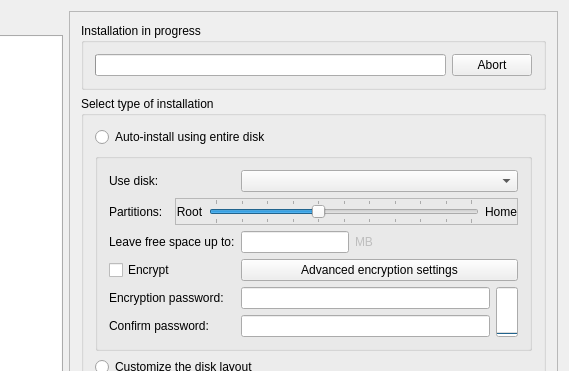
This is meinstall.ui in gazelle-installer/gazelle-installer as Qt 5 draws it before an edit; both pictures show x 131 to 700 and y 0 to 371 of the 700 by 500 pixel window. The edited form follows.
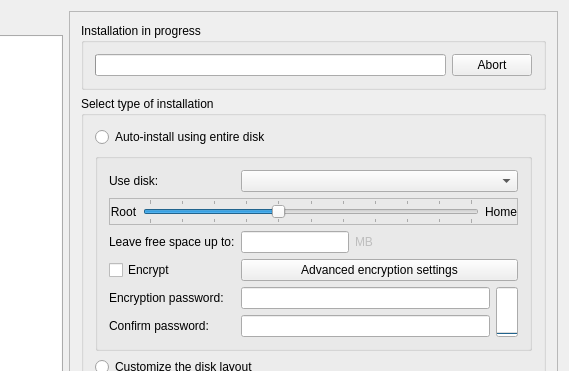
This is the edited form. The open tabs and pages were chosen to show the change. Icons and pictures are not drawn. Custom widgets are drawn as their Qt base class.

Commit message: Give the slider more room by removing the "Partitions" label.

```diff
--- a/meinstall.ui
+++ b/meinstall.ui
@@ -418,81 +418,6 @@
                   </property>
                  </widget>
                 </item>
-                <item row="1" column="1" colspan="6">
-                 <widget class="QFrame" name="frameSliderPart">
-                  <property name="frameShape">
-                   <enum>QFrame::StyledPanel</enum>
-                  </property>
-                  <property name="frameShadow">
-                   <enum>QFrame::Sunken</enum>
-                  </property>
-                  <layout class="QHBoxLayout" name="horizontalLayout_4">
-                   <property name="leftMargin">
-                    <number>0</number>
-                   </property>
-                   <property name="topMargin">
-                    <number>0</number>
-                   </property>
-                   <property name="rightMargin">
-                    <number>0</number>
-                   </property>
-                   <property name="bottomMargin">
-                    <number>0</number>
-                   </property>
-                   <item>
-                    <widget class="QLabel" name="labelSliderRoot">
-                     <property name="sizePolicy">
-                      <sizepolicy hsizetype="Fixed" vsizetype="Preferred">
-                       <horstretch>0</horstretch>
-                       <verstretch>0</verstretch>
-                      </sizepolicy>
-                     </property>
-                     <property name="text">
-                      <string>Root</string>
-                     </property>
-                     <property name="alignment">
-                      <set>Qt::AlignCenter</set>
-                     </property>
-                    </widget>
-                   </item>
-                   <item>
-                    <widget class="QSlider" name="sliderPart">
-                     <property name="maximum">
-                      <number>100</number>
-                     </property>
-                     <property name="sliderPosition">
-                      <number>40</number>
-                     </property>
-                     <property name="orientation">
-                      <enum>Qt::Horizontal</enum>
-                     </property>
-                     <property name="tickPosition">
-                      <enum>QSlider::TicksBothSides</enum>
-                     </property>
-                     <property name="tickInterval">
-                      <number>10</number>
-                     </property>
-                    </widget>
-                   </item>
-                   <item>
-                    <widget class="QLabel" name="labelSliderHome">
-                     <property name="sizePolicy">
-                      <sizepolicy hsizetype="Fixed" vsizetype="Preferred">
-                       <horstretch>0</horstretch>
-                       <verstretch>0</verstretch>
-                      </sizepolicy>
-                     </property>
-                     <property name="text">
-                      <string>Home</string>
-                     </property>
-                     <property name="alignment">
-                      <set>Qt::AlignCenter</set>
-                     </property>
-                    </widget>
-                   </item>
-                  </layout>
-                 </widget>
-                </item>
                 <item row="3" column="2" colspan="5">
                  <widget class="QPushButton" name="buttonAdvancedFDE">
                   <property name="enabled">
@@ -632,13 +557,6 @@
                   </property>
                  </widget>
                 </item>
-                <item row="1" column="0">
-                 <widget class="QLabel" name="labelSliderPart">
-                  <property name="text">
-                   <string>Partitions:</string>
-                  </property>
-                 </widget>
-                </item>
                 <item row="4" column="0" colspan="2">
                  <widget class="QLabel" name="labelFDEpass">
                   <property name="text">
@@ -646,6 +564,81 @@
                   </property>
                  </widget>
                 </item>
+                <item row="1" column="0" colspan="7">
+                 <widget class="QFrame" name="frameSliderPart">
+                  <property name="frameShape">
+                   <enum>QFrame::StyledPanel</enum>
+                  </property>
+                  <property name="frameShadow">
+                   <enum>QFrame::Sunken</enum>
+                  </property>
+                  <layout class="QHBoxLayout" name="horizontalLayout_4">
+                   <property name="leftMargin">
+                    <number>0</number>
+                   </property>
+                   <property name="topMargin">
+                    <number>0</number>
+                   </property>
+                   <property name="rightMargin">
+                    <number>0</number>
+                   </property>
+                   <property name="bottomMargin">
+                    <number>0</number>
+                   </property>
+                   <item>
+                    <widget class="QLabel" name="labelSliderRoot">
+                     <property name="sizePolicy">
+                      <sizepolicy hsizetype="Fixed" vsizetype="Preferred">
+                       <horstretch>0</horstretch>
+                       <verstretch>0</verstretch>
+                      </sizepolicy>
+                     </property>
+                     <property name="text">
+                      <string>Root</string>
+                     </property>
+                     <property name="alignment">
+                      <set>Qt::AlignCenter</set>
+                     </property>
+                    </widget>
+                   </item>
+                   <item>
+                    <widget class="QSlider" name="sliderPart">
+                     <property name="maximum">
+                      <number>100</number>
+                     </property>
+                     <property name="sliderPosition">
+                      <number>40</number>
+                     </property>
+                     <property name="orientation">
+                      <enum>Qt::Horizontal</enum>
+                     </property>
+                     <property name="tickPosition">
+                      <enum>QSlider::TicksBothSides</enum>
+                     </property>
+                     <property name="tickInterval">
+                      <number>10</number>
+                     </property>
+                    </widget>
+                   </item>
+                   <item>
+                    <widget class="QLabel" name="labelSliderHome">
+                     <property name="sizePolicy">
+                      <sizepolicy hsizetype="Fixed" vsizetype="Preferred">
+                       <horstretch>0</horstretch>
+                       <verstretch>0</verstretch>
+                      </sizepolicy>
+                     </property>
+                     <property name="text">
+                      <string>Home</string>
+                     </property>
+                     <property name="alignment">
+                      <set>Qt::AlignCenter</set>
+                     </property>
+                    </widget>
+                   </item>
+                  </layout>
+                 </widget>
+                </item>
                </layout>
               </widget>
              </item>
```
